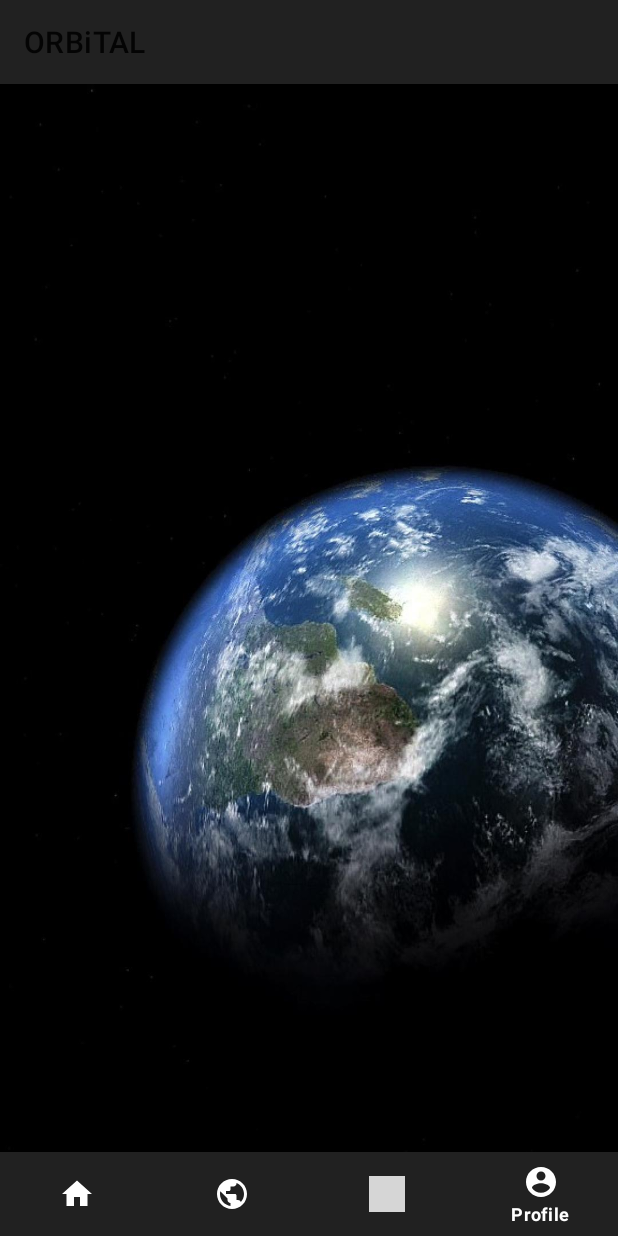
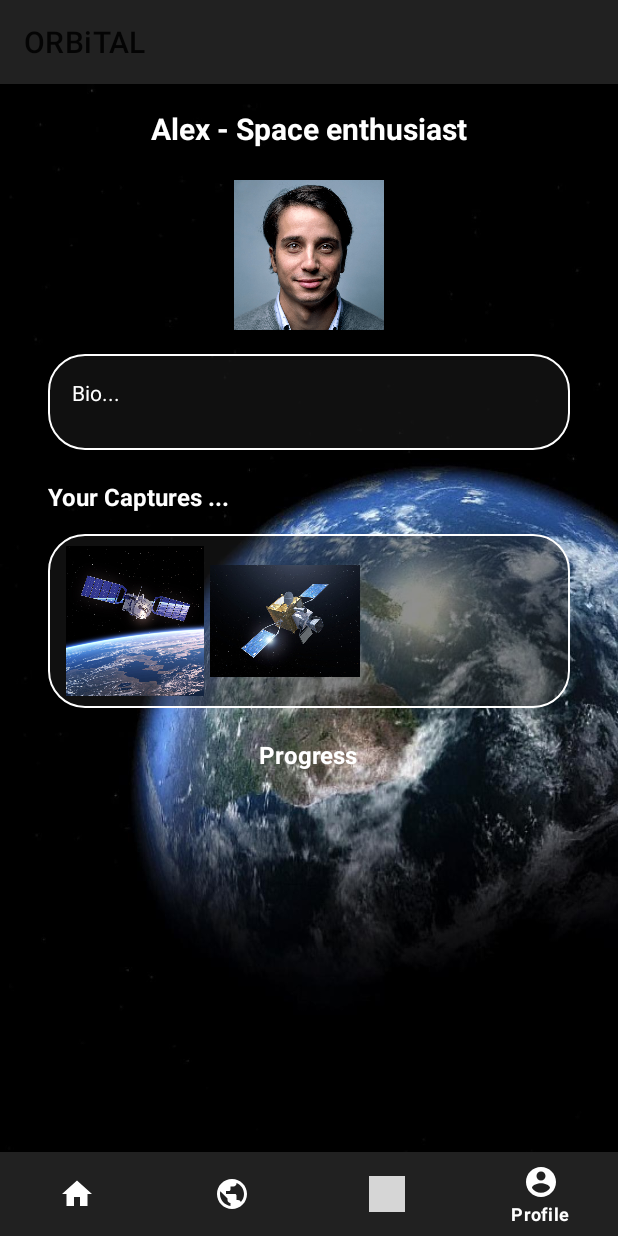
Before and after one commit to DewenHona/Amadeus-ORBiTAL, an Android app: the screen it shows after launch (MainActivity), item 4 of the bottom bar chosen, on a phone screen of 412 x 824 dp. Run offline under Robolectric (Android 15) with nearby library versions, the phone set to English and light mode, and no system bars; libraries missing offline, so code that uses them is left out: gov.nasa.worldwind; grey boxes are pictures that could not be loaded.

Commit message:
Profile fragment added.

```diff
--- a/app/src/main/java/com/amadeus/orbital/GlobeFragment.java
+++ b/app/src/main/java/com/amadeus/orbital/GlobeFragment.java
@@ -14,7 +14,6 @@ import androidx.fragment.app.Fragment;
 import com.google.android.material.floatingactionbutton.FloatingActionButton;
 
 import java.util.ArrayList;
-
 import gov.nasa.worldwind.WorldWind;
 import gov.nasa.worldwind.WorldWindow;
 import gov.nasa.worldwind.geom.LookAt;
--- /dev/null
+++ b/app/src/main/res/drawable/circle.xml
@@ -0,0 +1,12 @@
+<?xml version="1.0" encoding="utf-8"?>
+<shape xmlns:android="http://schemas.android.com/apk/res/android"
+    android:innerRadius="0dp"
+    android:shape="ring"
+    android:thicknessRatio="1.9"
+    android:useLevel="false" >
+    <solid android:color="@android:color/transparent" />
+
+    <stroke
+        android:width="1dp"
+        android:color="@android:color/white" />
+</shape>
--- /dev/null
+++ b/app/src/main/res/drawable/rounded_corner.xml
@@ -0,0 +1,16 @@
+<?xml version="1.0" encoding="utf-8"?>
+<shape xmlns:android="http://schemas.android.com/apk/res/android" >
+    <stroke
+        android:width="1dp"
+        android:color="@color/white" />
+
+    <solid android:color="#80212121" />
+
+    <padding
+        android:left="1dp"
+        android:right="1dp"
+        android:bottom="1dp"
+        android:top="1dp" />
+
+    <corners android:radius="24dp" />
+</shape>
--- a/app/src/main/res/layout/activity_search.xml
+++ b/app/src/main/res/layout/activity_search.xml
@@ -1,5 +1,6 @@
 <?xml version="1.0" encoding="utf-8"?>
-<RelativeLayout xmlns:android="http://schemas.android.com/apk/res/android"
+<androidx.constraintlayout.widget.ConstraintLayout
+    xmlns:android="http://schemas.android.com/apk/res/android"
     xmlns:app="http://schemas.android.com/apk/res-auto"
     xmlns:tools="http://schemas.android.com/tools"
     android:layout_width="match_parent"
@@ -8,9 +9,12 @@
     android:visibility="visible"
     tools:context=".SearchActivity">
 
+
+
     <RelativeLayout
         android:layout_width="match_parent"
-        android:layout_height="wrap_content">
+        android:layout_height="wrap_content"
+        tools:ignore="MissingConstraints">
 
         <com.google.android.material.textfield.TextInputLayout
             android:id="@+id/textField"
@@ -27,7 +31,6 @@
             app:boxStrokeWidth="1dp"
             app:boxStrokeWidthFocused="2dp"
             android:hint="@string/hint"
-            android:theme="?attr/colorControlActivated"
             android:textColorHint="@color/white"
             app:hintTextColor="@color/white"
             app:hintAnimationEnabled="false"
@@ -58,4 +61,4 @@
         android:padding="20dp"
         android:scrollbars="vertical" />
 
-</RelativeLayout>
+</androidx.constraintlayout.widget.ConstraintLayout>
--- a/app/src/main/res/layout/card_sat.xml
+++ b/app/src/main/res/layout/card_sat.xml
@@ -16,18 +16,21 @@
             android:layout_width="wrap_content"
             android:layout_height="wrap_content"
             android:layout_toEndOf="@id/imageCard"
-            android:layout_marginLeft="20dp"
-            android:layout_marginTop="20dp"
+            android:layout_marginLeft="16dp"
+            android:layout_marginTop="16dp"
             android:textSize="25sp"
-            android:text="Name"/>
+            android:text="Name"
+            android:textColor="@color/colorPrimaryDark"
+            android:textStyle="bold"/>
         <TextView
             android:id="@+id/descCard"
             android:layout_width="wrap_content"
             android:layout_height="wrap_content"
             android:layout_below="@id/nameCard"
             android:layout_toEndOf="@id/imageCard"
-            android:layout_marginLeft="20dp"
-            android:text="Description"/>
+            android:layout_marginLeft="16dp"
+            android:text="Description"
+            android:textColor="@color/colorPrimaryDark"/>
 
 
         <ImageView
--- a/app/src/main/res/layout/frag_profile.xml
+++ b/app/src/main/res/layout/frag_profile.xml
@@ -1,5 +1,98 @@
 <?xml version="1.0" encoding="utf-8"?>
-<RelativeLayout xmlns:android="http://schemas.android.com/apk/res/android" android:layout_width="match_parent"
-    android:layout_height="match_parent">
+<RelativeLayout xmlns:android="http://schemas.android.com/apk/res/android"
+    android:layout_width="match_parent"
+    android:layout_height="match_parent"
+    android:background="@color/transparent"
+    android:scrollbars="vertical">
 
+    <TextView
+        android:layout_width="wrap_content"
+        android:layout_height="wrap_content"
+        android:layout_alignParentTop="true"
+        android:layout_centerHorizontal="true"
+        android:layout_gravity="center_horizontal"
+        android:layout_marginTop="16dp"
+        android:text="Alex - Space enthusiast"
+        android:textColor="@color/white"
+        android:textSize="20sp"
+        android:textStyle="bold" />
+
+    <androidx.appcompat.widget.AppCompatImageView
+        android:layout_width="100dp"
+        android:layout_height="100dp"
+        android:layout_alignParentTop="true"
+        android:layout_centerHorizontal="true"
+        android:layout_marginTop="64dp"
+        android:src="@drawable/user_face" />
+
+    <TextView
+        android:layout_width="match_parent"
+        android:layout_height="64dp"
+        android:layout_marginStart="32dp"
+        android:layout_marginTop="180dp"
+        android:layout_marginEnd="32dp"
+        android:background="@drawable/rounded_corner"
+        android:padding="16dp"
+        android:text="Bio..."
+        android:textColor="@color/white" />
+
+    <androidx.appcompat.widget.AppCompatTextView
+        android:layout_width="wrap_content"
+        android:layout_height="wrap_content"
+        android:layout_alignParentTop="true"
+        android:layout_marginStart="32dp"
+        android:layout_marginTop="264dp"
+        android:text="Your Captures ..."
+        android:textColor="@color/white"
+        android:textSize="16dp"
+        android:textStyle="bold" />
+
+    <LinearLayout
+        android:layout_width="match_parent"
+        android:layout_height="wrap_content"
+        android:layout_marginStart="32dp"
+        android:layout_marginTop="300dp"
+        android:layout_marginEnd="32dp"
+        android:background="@drawable/rounded_corner"
+        android:fadeScrollbars="true"
+        android:isScrollContainer="true"
+        android:nestedScrollingEnabled="true"
+        android:padding="8dp"
+        android:scrollbars="horizontal">
+
+        <androidx.appcompat.widget.AppCompatImageView
+            android:layout_width="100dp"
+            android:layout_height="100dp"
+            android:src="@drawable/sat_1" />
+
+        <androidx.appcompat.widget.AppCompatImageView
+            android:layout_width="100dp"
+            android:layout_height="100dp"
+            android:src="@drawable/sat_2" />
+    </LinearLayout>
+
+    <androidx.appcompat.widget.AppCompatTextView
+        android:layout_width="wrap_content"
+        android:layout_height="wrap_content"
+        android:layout_alignParentTop="true"
+        android:layout_centerHorizontal="true"
+        android:layout_marginTop="436dp"
+        android:text="Progress"
+        android:textColor="@color/white"
+        android:textSize="16dp"
+        android:textStyle="bold" />
+
+    <androidx.core.widget.ContentLoadingProgressBar
+        android:layout_width="match_parent"
+        android:layout_height="8dp"
+        android:layout_alignParentTop="true"
+        android:layout_centerHorizontal="true"
+        android:layout_marginStart="32dp"
+        android:layout_marginTop="482dp"
+        android:layout_marginEnd="32dp"
+        android:animationResolution="@android:integer/config_mediumAnimTime"
+        android:max="100"
+        android:progress="25"
+        android:progressTint="@color/colorAccent"
+        android:visibility="visible" />
 </RelativeLayout>
```
Also changed, not shown: app/src/main/res/drawable/user_face.png (added).
